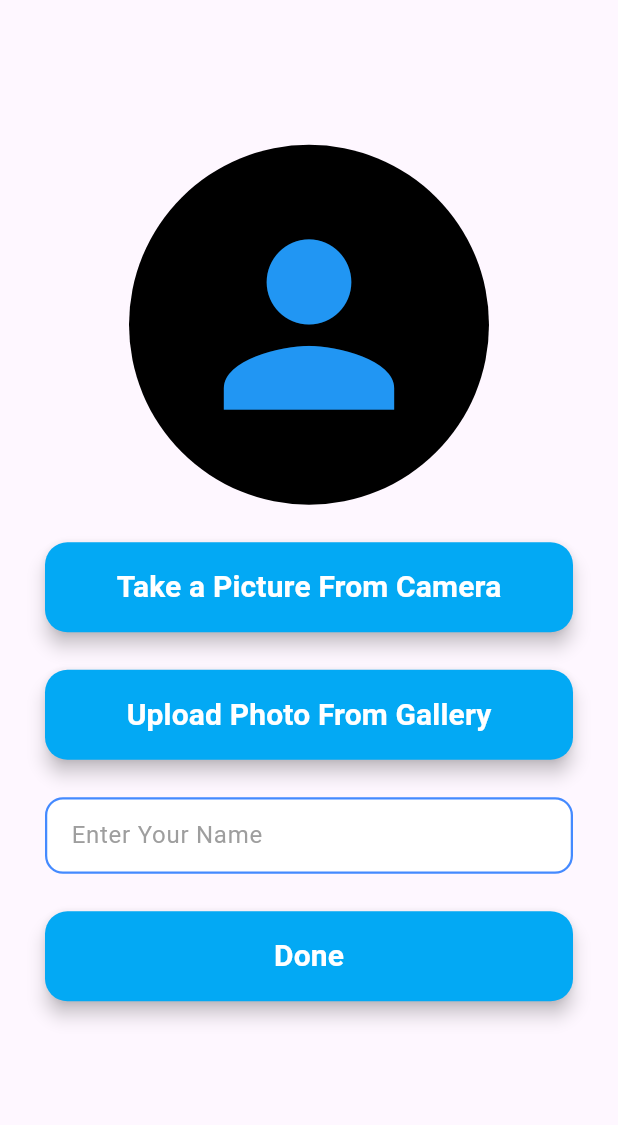
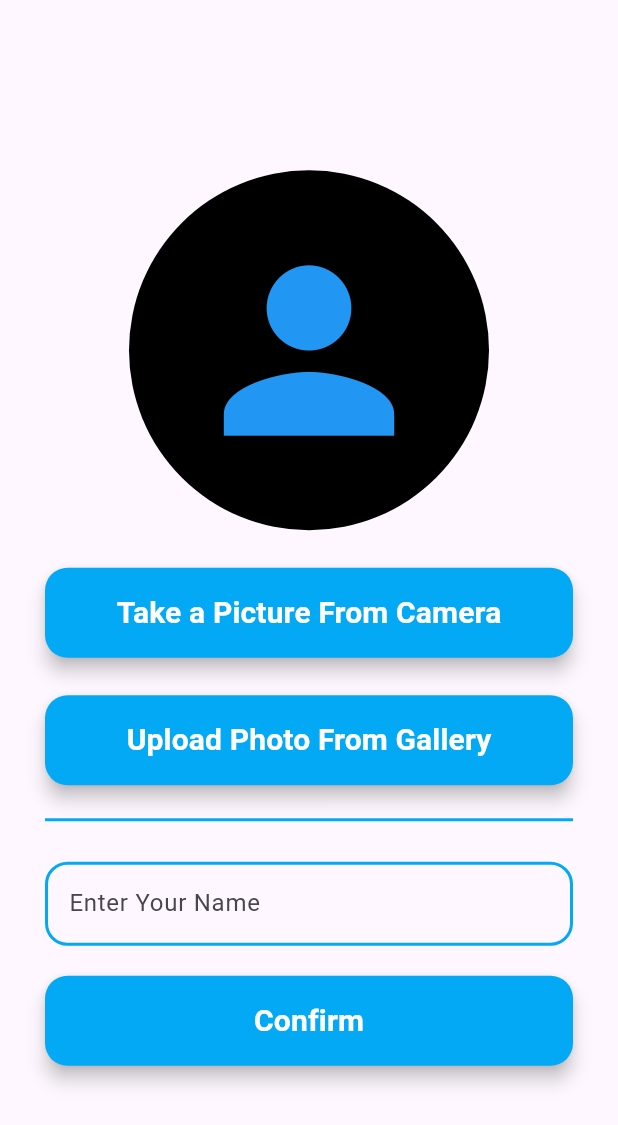
Before and after one commit to AhmedNaderFouad/todo_app, a Flutter app: the screen it shows after launch, on a phone screen of 412 x 824 dp. Shown: the top 1125 px of the screen. Run offline on Flutter 3.47's test engine with Material 3 defaults, Android fonts, the phone set to English and light mode, and no system bars; our stand-ins replace image_picker, lottie; project files that could hold a hidden picture were left out.

Commit message:
a few changes

```diff
--- a/lib/Screens/login_screen.dart
+++ b/lib/Screens/login_screen.dart
@@ -14,8 +14,6 @@ class _LoginScreenState extends State<LoginScreen> {
   final ImagePicker picker = ImagePicker();
   XFile? photo;
 
-  TextEditingController nameController = TextEditingController();
-
   void takeImageFromCamera() async {
     photo = await picker.pickImage(source: ImageSource.camera);
     setState(() {});
@@ -26,19 +24,16 @@ class _LoginScreenState extends State<LoginScreen> {
     setState(() {});
   }
 
+  final border = OutlineInputBorder(
+    borderRadius: BorderRadius.circular(15),
+    borderSide: BorderSide(color: Colors.lightBlue, width: 2),
+  );
+
   @override
   Widget build(BuildContext context) {
     return Scaffold(
-      resizeToAvoidBottomInset: true,
-
-      body: SafeArea(
-        child: LayoutBuilder(
-          builder: (context, constraints) {
-            return SingleChildScrollView(
-              physics: const BouncingScrollPhysics(),
-              child: ConstrainedBox(
-                constraints: BoxConstraints(minHeight: constraints.maxHeight),
-                child: IntrinsicHeight(
+      body: Center(
+        child: SingleChildScrollView(
           child: Padding(
             padding: const EdgeInsets.symmetric(horizontal: 30.0),
             child: Column(
@@ -49,22 +44,16 @@ class _LoginScreenState extends State<LoginScreen> {
                   replacement: CircleAvatar(
                     radius: 120,
                     backgroundColor: Colors.black,
-                            backgroundImage: Image.file(
-                              File(photo?.path ?? ""),
-                            ).image,
+                    backgroundImage: Image.file(File(photo?.path ?? "")).image,
                   ),
                   child: CircleAvatar(
                     radius: 120,
                     backgroundColor: Colors.black,
-                            child: Icon(
-                              Icons.person,
-                              size: 170,
-                              color: Colors.blue,
-                            ),
+                    child: Icon(Icons.person, size: 170, color: Colors.blue),
                   ),
                 ),
 
-                        const SizedBox(height: 25),
+                SizedBox(height: 25),
 
                 AppButton(
                   title: "Take a Picture From Camera",
@@ -73,7 +62,7 @@ class _LoginScreenState extends State<LoginScreen> {
                   },
                 ),
 
-                        const SizedBox(height: 25),
+                SizedBox(height: 25),
 
                 AppButton(
                   title: "Upload Photo From Gallery",
@@ -82,44 +71,29 @@ class _LoginScreenState extends State<LoginScreen> {
                   },
                 ),
 
-                        const SizedBox(height: 25),
+                SizedBox(height: 15),
+                Divider(thickness: 2, color: Colors.lightBlue),
+                SizedBox(height: 20),
 
-                        Container(
-                          padding: const EdgeInsets.symmetric(horizontal: 16),
-                          decoration: BoxDecoration(
-                            color: Colors.white,
-                            borderRadius: BorderRadius.circular(12),
-                            border: Border.all(
-                              color: Colors.blueAccent,
-                              width: 1.5,
+                TextField(
+                  onTapUpOutside: (value) {
+                    FocusScope.of(context).unfocus();
+                  },
+                  decoration: InputDecoration(
+                    labelText: "Enter Your Name",
+                    border: border,
+                    enabledBorder: border,
+                    focusedBorder: border,
+                    disabledBorder: border,
                   ),
                 ),
-                          child: TextField(
-                            controller: nameController,
-                            decoration: const InputDecoration(
-                              border: InputBorder.none,
-                              hintText: "Enter Your Name",
-                              hintStyle: TextStyle(
-                                color: Colors.grey,
-                                fontSize: 16,
-                              ),
-                            ),
-                          ),
-                        ),
-
-                        SizedBox(height: 25),
-                        AppButton(title: "Done", onPressed: () {}),
-                        SizedBox(height: 30),
-                        const SizedBox(height: 30),
+                SizedBox(height: 20),
+                AppButton(title: "Confirm", onPressed: () {}),
               ],
             ),
           ),
         ),
       ),
     );
-          },
-        ),
-      ),
-    );
   }
 }
```
Also changed, not shown: lib/main.dart (line endings or trailing spaces), lib/todo.dart (line endings or trailing spaces). Lines whose indentation alone changed are shown as unchanged.
